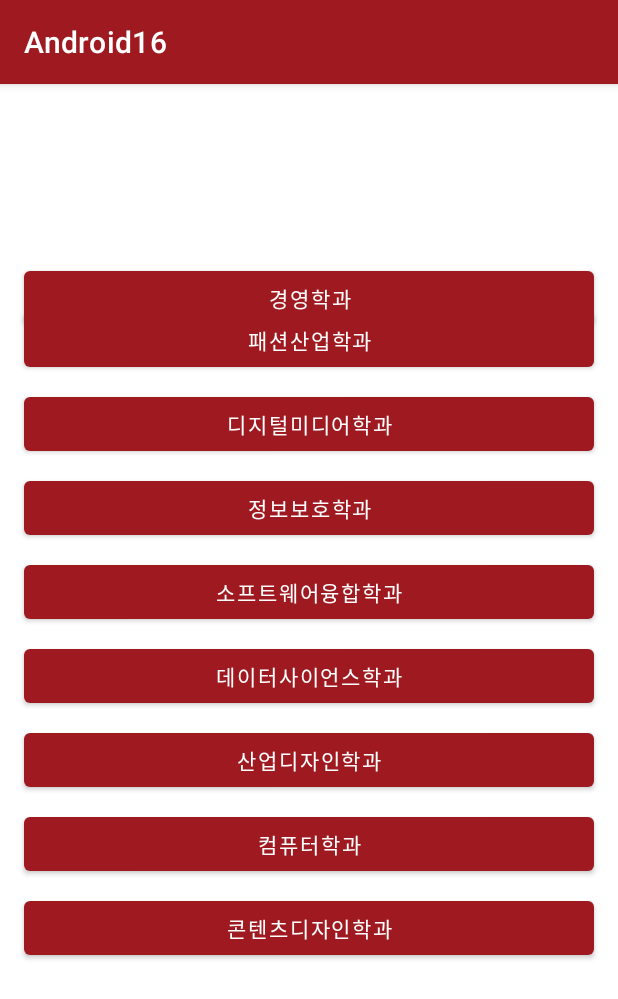
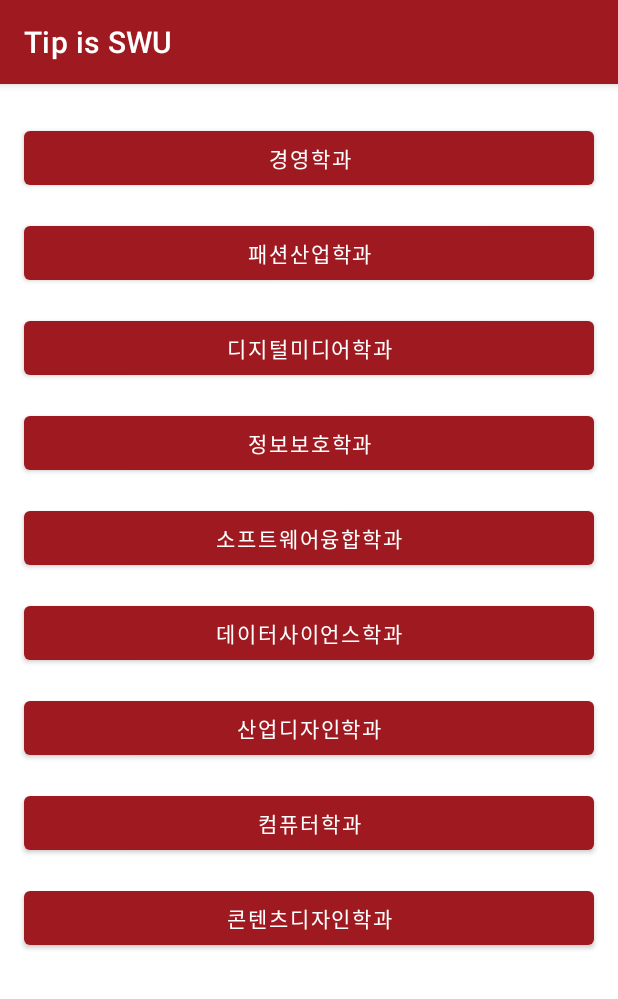
Before and after one commit to whitecastle20/Android16, an Android app: the FutureIndustrialConvergence screen opened directly, with no data from a screen before it, on a phone screen of 412 x 824 dp. Shown: the top 999 px of the screen. Run offline under Robolectric (Android 15) with nearby library versions, the phone set to English and light mode, and no system bars.

Commit message:
Humanities & Social Sciences recommit

```diff
--- a/app/src/main/res/layout/activity_future_industrial_convergence.xml
+++ b/app/src/main/res/layout/activity_future_industrial_convergence.xml
@@ -7,28 +7,15 @@
     tools:context=".FutureIndustrialConvergence">
 
     <Button
-        android:id="@+id/DepartmentOfContentDesign"
-        android:layout_width="0dp"
-        android:layout_height="wrap_content"
-        android:layout_marginStart="16dp"
-        android:layout_marginEnd="16dp"
-        android:layout_marginBottom="181dp"
-        android:text="콘텐츠디자인학과"
-        app:layout_constraintBottom_toBottomOf="parent"
-        app:layout_constraintEnd_toEndOf="parent"
-        app:layout_constraintStart_toStartOf="parent" />
-
-    <Button
         android:id="@+id/DepartmentOfBusinessAdministration"
         android:layout_width="0dp"
         android:layout_height="wrap_content"
         android:layout_marginStart="16dp"
-        android:layout_marginTop="146dp"
+        android:layout_marginTop="25dp"
         android:layout_marginEnd="16dp"
-        android:layout_marginBottom="8dp"
         android:text="경영학과"
-        app:layout_constraintBottom_toTopOf="@+id/DepartmentOfFashionIndustry"
         app:layout_constraintEnd_toEndOf="parent"
+        app:layout_constraintHorizontal_bias="0.0"
         app:layout_constraintStart_toStartOf="parent"
         app:layout_constraintTop_toTopOf="parent" />
 
@@ -37,83 +24,104 @@
         android:layout_width="0dp"
         android:layout_height="wrap_content"
         android:layout_marginStart="16dp"
+        android:layout_marginTop="15dp"
         android:layout_marginEnd="16dp"
-        android:layout_marginBottom="8dp"
         android:text="패션산업학과"
-        app:layout_constraintBottom_toTopOf="@+id/DepartmentOfDigitalMedia"
         app:layout_constraintEnd_toEndOf="parent"
-        app:layout_constraintStart_toStartOf="parent" />
+        app:layout_constraintHorizontal_bias="0.0"
+        app:layout_constraintStart_toStartOf="parent"
+        app:layout_constraintTop_toBottomOf="@+id/DepartmentOfBusinessAdministration"
+        tools:ignore="TouchTargetSizeCheck" />
+
+    <Button
+        android:id="@+id/DeparmentOfComputerScience"
+        android:layout_width="0dp"
+        android:layout_height="wrap_content"
+        android:layout_marginStart="16dp"
+        android:layout_marginTop="15dp"
+        android:layout_marginEnd="16dp"
+        android:text="컴퓨터학과"
+        app:layout_constraintEnd_toEndOf="parent"
+        app:layout_constraintHorizontal_bias="0.0"
+        app:layout_constraintStart_toStartOf="parent"
+        app:layout_constraintTop_toBottomOf="@+id/DepartmentOfIndustrialDesign" />
+
+    <Button
+        android:id="@+id/DepartmentOfContentDesign"
+        android:layout_width="0dp"
+        android:layout_height="wrap_content"
+        android:layout_marginStart="16dp"
+        android:layout_marginTop="15dp"
+        android:layout_marginEnd="16dp"
+        android:text="콘텐츠디자인학과"
+        app:layout_constraintEnd_toEndOf="parent"
+        app:layout_constraintHorizontal_bias="0.0"
+        app:layout_constraintStart_toStartOf="parent"
+        app:layout_constraintTop_toBottomOf="@+id/DeparmentOfComputerScience" />
+
+    <Button
+        android:id="@+id/DepartmentOfIndustrialDesign"
+        android:layout_width="0dp"
+        android:layout_height="wrap_content"
+        android:layout_marginStart="16dp"
+        android:layout_marginTop="15dp"
+        android:layout_marginEnd="16dp"
+        android:text="산업디자인학과"
+        app:layout_constraintEnd_toEndOf="parent"
+        app:layout_constraintHorizontal_bias="0.0"
+        app:layout_constraintStart_toStartOf="parent"
+        app:layout_constraintTop_toBottomOf="@+id/DepartmentOfDataScience" />
+
+    <Button
+        android:id="@+id/DepartmentOfDataScience"
+        android:layout_width="0dp"
+        android:layout_height="wrap_content"
+        android:layout_marginStart="16dp"
+        android:layout_marginTop="15dp"
+        android:layout_marginEnd="16dp"
+        android:text="데이터사이언스학과"
+        app:layout_constraintEnd_toEndOf="parent"
+        app:layout_constraintHorizontal_bias="0.0"
+        app:layout_constraintStart_toStartOf="parent"
+        app:layout_constraintTop_toBottomOf="@+id/DepartmentOfSoftwareConvergence" />
+
+    <Button
+        android:id="@+id/DepartmentOfSoftwareConvergence"
+        android:layout_width="0dp"
+        android:layout_height="wrap_content"
+        android:layout_marginStart="16dp"
+        android:layout_marginTop="15dp"
+        android:layout_marginEnd="16dp"
+        android:text="소프트웨어융합학과"
+        app:layout_constraintEnd_toEndOf="parent"
+        app:layout_constraintHorizontal_bias="0.0"
+        app:layout_constraintStart_toStartOf="parent"
+        app:layout_constraintTop_toBottomOf="@+id/mathematicsDepartment6" />
+
+    <Button
+        android:id="@+id/mathematicsDepartment6"
+        android:layout_width="0dp"
+        android:layout_height="wrap_content"
+        android:layout_marginStart="16dp"
+        android:layout_marginTop="15dp"
+        android:layout_marginEnd="16dp"
+        android:text="정보보호학과"
+        app:layout_constraintEnd_toEndOf="parent"
+        app:layout_constraintHorizontal_bias="0.0"
+        app:layout_constraintStart_toStartOf="parent"
+        app:layout_constraintTop_toBottomOf="@+id/DepartmentOfDigitalMedia" />
 
     <Button
         android:id="@+id/DepartmentOfDigitalMedia"
         android:layout_width="0dp"
         android:layout_height="wrap_content"
         android:layout_marginStart="16dp"
+        android:layout_marginTop="15dp"
         android:layout_marginEnd="16dp"
-        android:layout_marginBottom="8dp"
         android:text="디지털미디어학과"
-        app:layout_constraintBottom_toTopOf="@+id/mathematicsDepartment6"
         app:layout_constraintEnd_toEndOf="parent"
-        app:layout_constraintStart_toStartOf="parent" />
-
-    <Button
-        android:id="@+id/mathematicsDepartment6"
-        android:layout_width="0dp"
-        android:layout_height="wrap_content"
-        android:layout_marginStart="16dp"
-        android:layout_marginEnd="16dp"
-        android:layout_marginBottom="8dp"
-        android:text="정보보호학과"
-        app:layout_constraintBottom_toTopOf="@+id/DepartmentOfSoftwareConvergence"
-        app:layout_constraintEnd_toEndOf="parent"
-        app:layout_constraintStart_toStartOf="parent" />
-
-    <Button
-        android:id="@+id/DepartmentOfSoftwareConvergence"
-        android:layout_width="0dp"
-        android:layout_height="wrap_content"
-        android:layout_marginStart="16dp"
-        android:layout_marginEnd="16dp"
-        android:layout_marginBottom="8dp"
-        android:text="소프트웨어융합학과"
-        app:layout_constraintBottom_toTopOf="@+id/DepartmentOfDataScience"
-        app:layout_constraintEnd_toEndOf="parent"
-        app:layout_constraintStart_toStartOf="parent" />
-
-    <Button
-        android:id="@+id/DepartmentOfDataScience"
-        android:layout_width="0dp"
-        android:layout_height="wrap_content"
-        android:layout_marginStart="16dp"
-        android:layout_marginEnd="16dp"
-        android:layout_marginBottom="8dp"
-        android:text="데이터사이언스학과"
-        app:layout_constraintBottom_toTopOf="@+id/DepartmentOfIndustrialDesign"
-        app:layout_constraintEnd_toEndOf="parent"
-        app:layout_constraintStart_toStartOf="parent" />
-
-    <Button
-        android:id="@+id/DeparmentOfComputerScience"
-        android:layout_width="0dp"
-        android:layout_height="wrap_content"
-        android:layout_marginStart="16dp"
-        android:layout_marginEnd="16dp"
-        android:layout_marginBottom="8dp"
-        android:text="컴퓨터학과"
-        app:layout_constraintBottom_toTopOf="@+id/DepartmentOfContentDesign"
-        app:layout_constraintEnd_toEndOf="parent"
-        app:layout_constraintStart_toStartOf="parent" />
-
-    <Button
-        android:id="@+id/DepartmentOfIndustrialDesign"
-        android:layout_width="0dp"
-        android:layout_height="wrap_content"
-        android:layout_marginStart="16dp"
-        android:layout_marginEnd="16dp"
-        android:layout_marginBottom="8dp"
-        android:text="산업디자인학과"
-        app:layout_constraintBottom_toTopOf="@+id/DeparmentOfComputerScience"
-        app:layout_constraintEnd_toEndOf="parent"
-        app:layout_constraintStart_toStartOf="parent" />
+        app:layout_constraintHorizontal_bias="0.0"
+        app:layout_constraintStart_toStartOf="parent"
+        app:layout_constraintTop_toBottomOf="@+id/DepartmentOfFashionIndustry" />
 
 </androidx.constraintlayout.widget.ConstraintLayout>
--- a/app/src/main/res/layout/activity_main.xml
+++ b/app/src/main/res/layout/activity_main.xml
@@ -4,4 +4,5 @@
     xmlns:tools="http://schemas.android.com/tools"
     android:layout_width="match_parent"
     android:layout_height="match_parent"
-    tools:context=".MainActivity"/>
+    android:background="@color/Background"
+    tools:context=".MainActivity" />
--- a/app/src/main/res/values/strings.xml
+++ b/app/src/main/res/values/strings.xml
@@ -1,3 +1,3 @@
 <resources>
-    <string name="app_name">Android16</string>
+    <string name="app_name">Tip is SWU</string>
 </resources>
--- a/build.gradle
+++ b/build.gradle
@@ -2,7 +2,7 @@
 plugins {
     id 'com.android.application' version '7.2.1' apply false
     id 'com.android.library' version '7.2.1' apply false
-    id 'org.jetbrains.kotlin.android' version '1.6.10' apply false
+    id 'org.jetbrains.kotlin.android' version '1.7.10' apply false
 }
 
 task clean(type: Delete) {
```
Also changed, not shown: app/src/main/AndroidManifest.xml (+9 -0 lines), app/src/main/res/layout/activity_humanities.xml (+9 -8 lines), app/src/main/res/layout/activity_natural_sciences.xml (+20 -23 lines), app/src/main/res/layout/activity_social_sciences.xml (+44 -48 lines), app/src/main/res/values/colors.xml (+9 -0 lines).
